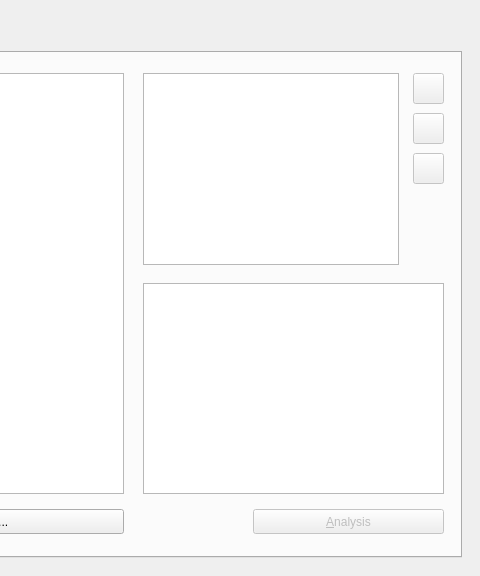
The window that app/ui/form_anova.ui (HansBug/dgdvapp) describes before a commit, drawn with Qt 5; both pictures show x 536 to 1016 and y 0 to 576 of the 1016 by 576 pixel window.
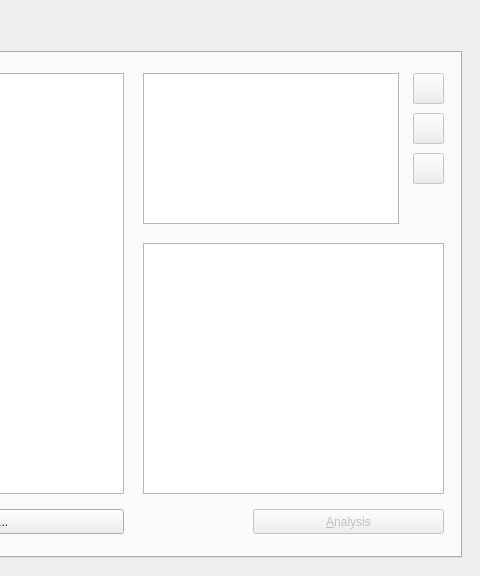
The same window after the commit.

Commit message: dev(hansbug): complete ANOVA feature

```diff
--- a/app/ui/form_anova.ui
+++ b/app/ui/form_anova.ui
@@ -59,9 +59,9 @@
      <property name="geometry">
       <rect>
        <x>660</x>
-       <y>230</y>
+       <y>190</y>
        <width>301</width>
-       <height>211</height>
+       <height>251</height>
       </rect>
      </property>
     </widget>
@@ -96,7 +96,7 @@
        <x>660</x>
        <y>20</y>
        <width>256</width>
-       <height>192</height>
+       <height>151</height>
       </rect>
      </property>
     </widget>
```
Left out of the diff: 4 changed lines with no effect on the pictures. The commit also changes 4 other files.
